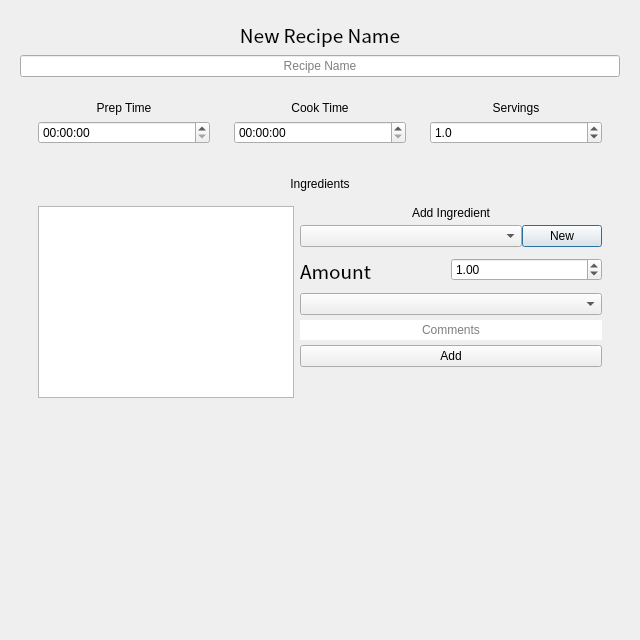
andrewlalis/RecipeDB, file gui/newrecipedialog.ui: the form before one commit.
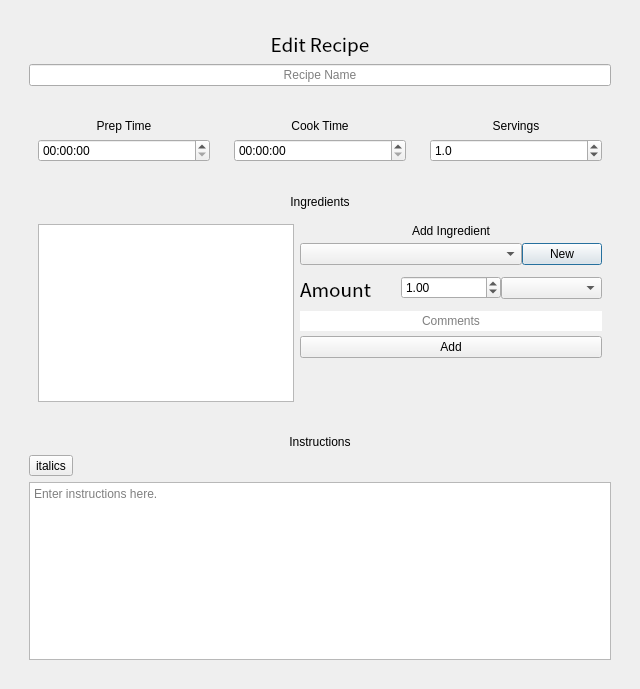
The form after the commit.

Commit message: Added units as a table, populate ingredient and unit boxes in new recipe dialog.

```diff
--- a/gui/newrecipedialog.ui
+++ b/gui/newrecipedialog.ui
@@ -10,7 +10,7 @@
     <x>0</x>
     <y>0</y>
     <width>640</width>
-    <height>640</height>
+    <height>689</height>
    </rect>
   </property>
   <property name="sizePolicy">
@@ -22,26 +22,26 @@
   <property name="windowTitle">
    <string>New Recipe</string>
   </property>
-  <property name="styleSheet">
-   <string notr="true">font: 25 14pt &quot;Noto Sans CJK KR&quot;;</string>
-  </property>
   <layout class="QVBoxLayout" name="verticalLayout">
    <item alignment="Qt::AlignTop">
-    <widget class="QWidget" name="recipeNamePanel" native="true">
+    <widget class="QWidget" name="mainContentPanel" native="true">
      <layout class="QVBoxLayout" name="verticalLayout_2">
       <item>
+       <widget class="QWidget" name="recipeNamePanel" native="true">
+        <layout class="QVBoxLayout" name="verticalLayout_9">
+         <item>
        <widget class="QLabel" name="recipeNameLabel">
         <property name="font">
          <font>
           <family>Noto Sans CJK KR</family>
           <pointsize>14</pointsize>
-          <weight>3</weight>
+             <weight>50</weight>
           <italic>false</italic>
           <bold>false</bold>
          </font>
         </property>
         <property name="text">
-         <string>New Recipe Name</string>
+            <string>Edit Recipe</string>
         </property>
         <property name="alignment">
          <set>Qt::AlignCenter</set>
@@ -58,6 +58,9 @@
         </property>
        </widget>
       </item>
+        </layout>
+       </widget>
+      </item>
       <item>
        <widget class="QWidget" name="basicInfoPanel" native="true">
         <layout class="QHBoxLayout" name="horizontalLayout">
@@ -83,7 +86,7 @@
                 <second>0</second>
                 <year>1999</year>
                 <month>12</month>
-                <day>29</day>
+                <day>28</day>
                </datetime>
               </property>
               <property name="currentSection">
@@ -185,7 +188,7 @@
           <enum>QLayout::SetMaximumSize</enum>
          </property>
          <item>
-          <widget class="QLabel" name="label_4">
+          <widget class="QLabel" name="ingredientsPanelLabel">
            <property name="text">
             <string>Ingredients</string>
            </property>
@@ -198,7 +201,7 @@
           <widget class="QWidget" name="ingredientsSubPanel" native="true">
            <layout class="QHBoxLayout" name="horizontalLayout_2">
             <item alignment="Qt::AlignLeft">
-             <widget class="QListView" name="listView">
+             <widget class="QListView" name="ingredientsListView">
               <property name="batchSize">
                <number>100</number>
               </property>
@@ -303,7 +306,7 @@
                      <font>
                       <family>Noto Sans CJK KR</family>
                       <pointsize>14</pointsize>
-                      <weight>3</weight>
+                      <weight>50</weight>
                       <italic>false</italic>
                       <bold>false</bold>
                      </font>
@@ -329,12 +332,12 @@
                     </property>
                    </widget>
                   </item>
-                 </layout>
-                </widget>
-               </item>
                <item>
                 <widget class="QComboBox" name="unitComboBox"/>
                </item>
+                 </layout>
+                </widget>
+               </item>
                <item>
                 <widget class="QLineEdit" name="commentsLineEdit">
                  <property name="minimumSize">
@@ -373,6 +376,39 @@
         </layout>
        </widget>
       </item>
+      <item>
+       <widget class="QWidget" name="instructionsPanel" native="true">
+        <layout class="QVBoxLayout" name="verticalLayout_8">
+         <item>
+          <widget class="QLabel" name="instructionsLabel">
+           <property name="text">
+            <string>Instructions</string>
+           </property>
+           <property name="alignment">
+            <set>Qt::AlignCenter</set>
+           </property>
+          </widget>
+         </item>
+         <item>
+          <widget class="QToolButton" name="toolButton">
+           <property name="text">
+            <string>italics</string>
+           </property>
+           <property name="toolButtonStyle">
+            <enum>Qt::ToolButtonIconOnly</enum>
+           </property>
+          </widget>
+         </item>
+         <item>
+          <widget class="QTextEdit" name="instructionsTextEdit">
+           <property name="placeholderText">
+            <string>Enter instructions here.</string>
+           </property>
+          </widget>
+         </item>
+        </layout>
+       </widget>
+      </item>
      </layout>
     </widget>
    </item>
```
Lines whose indentation alone changed are shown as unchanged. The commit also changes 10 other files.
